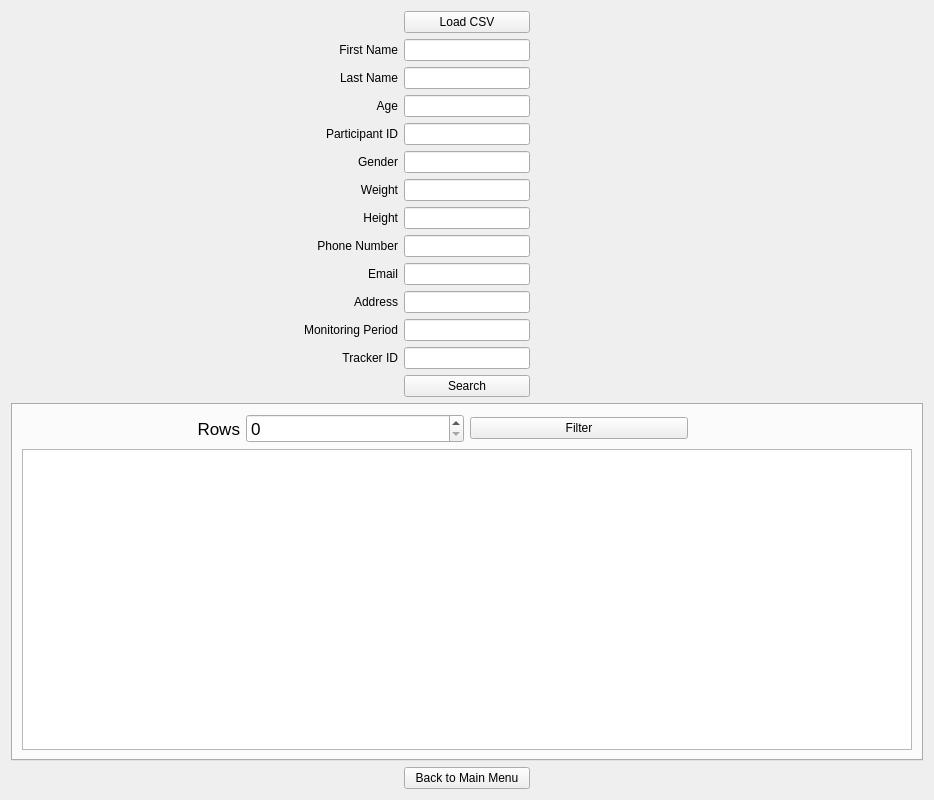
Above: PyQT/Scripts/ViewRecord_2.ui from zakerl/Capstone_Project before the change. Below: the same form after it.
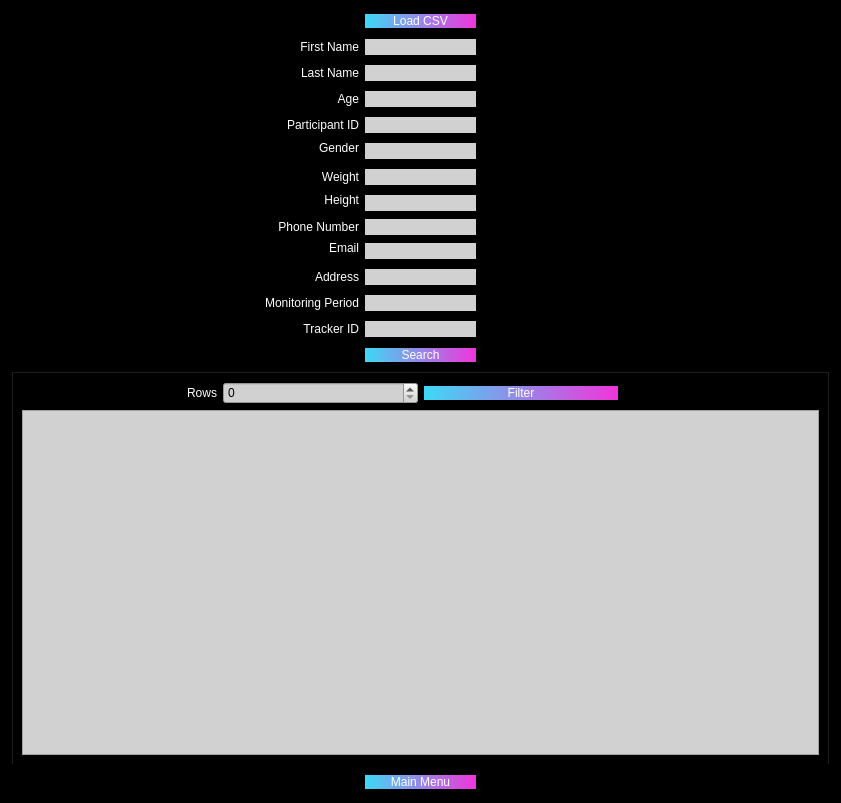
That is the form after the change.

Patch:
```diff
--- a/PyQT/Scripts/ViewRecord_2.ui
+++ b/PyQT/Scripts/ViewRecord_2.ui
@@ -6,105 +6,33 @@
    <rect>
     <x>0</x>
     <y>0</y>
-    <width>934</width>
-    <height>800</height>
+    <width>841</width>
+    <height>803</height>
    </rect>
   </property>
   <property name="windowTitle">
    <string>Record</string>
   </property>
   <property name="styleSheet">
-   <string notr="true"/>
+   <string notr="true">background-color: rgb(0, 0, 0);</string>
   </property>
   <layout class="QGridLayout" name="gridLayout_3">
    <item row="0" column="0">
     <layout class="QGridLayout" name="gridLayout">
-     <item row="13" column="2">
-      <widget class="QLabel" name="label_12">
-       <property name="text">
-        <string>Address</string>
+     <item row="1" column="2">
+      <widget class="QLabel" name="label_2">
+       <property name="styleSheet">
+        <string notr="true">color: rgb(255, 255, 255);</string>
        </property>
-       <property name="alignment">
-        <set>Qt::AlignRight|Qt::AlignTrailing|Qt::AlignVCenter</set>
-       </property>
-      </widget>
-     </item>
-     <item row="13" column="3">
-      <widget class="QLineEdit" name="AddrLabel"/>
-     </item>
-     <item row="11" column="2">
-      <widget class="QLabel" name="label_8">
        <property name="text">
-        <string>Phone Number</string>
+        <string>First Name</string>
        </property>
        <property name="alignment">
         <set>Qt::AlignRight|Qt::AlignTrailing|Qt::AlignVCenter</set>
        </property>
       </widget>
      </item>
-     <item row="8" column="1">
-      <spacer name="horizontalSpacer_7">
-       <property name="orientation">
-        <enum>Qt::Horizontal</enum>
-       </property>
-       <property name="sizeHint" stdset="0">
-        <size>
-         <width>40</width>
-         <height>20</height>
-        </size>
-       </property>
-      </spacer>
-     </item>
-     <item row="16" column="5">
-      <spacer name="horizontalSpacer_29">
-       <property name="orientation">
-        <enum>Qt::Horizontal</enum>
-       </property>
-       <property name="sizeHint" stdset="0">
-        <size>
-         <width>40</width>
-         <height>20</height>
-        </size>
-       </property>
-      </spacer>
-     </item>
-     <item row="10" column="6" rowspan="2">
-      <spacer name="horizontalSpacer_15">
-       <property name="orientation">
-        <enum>Qt::Horizontal</enum>
-       </property>
-       <property name="sizeHint" stdset="0">
-        <size>
-         <width>40</width>
-         <height>20</height>
-        </size>
-       </property>
-      </spacer>
-     </item>
-     <item row="18" column="2">
-      <spacer name="horizontalSpacer_23">
-       <property name="orientation">
-        <enum>Qt::Horizontal</enum>
-       </property>
-       <property name="sizeHint" stdset="0">
-        <size>
-         <width>40</width>
-         <height>20</height>
-        </size>
-       </property>
-      </spacer>
-     </item>
-     <item row="10" column="2">
-      <widget class="QLabel" name="label_7">
-       <property name="text">
-        <string>Height</string>
-       </property>
-       <property name="alignment">
-        <set>Qt::AlignRight|Qt::AlignTrailing|Qt::AlignVCenter</set>
-       </property>
-      </widget>
-     </item>
-     <item row="5" column="6">
+     <item row="3" column="6">
       <spacer name="horizontalSpacer_9">
        <property name="orientation">
         <enum>Qt::Horizontal</enum>
@@ -117,39 +45,31 @@
        </property>
       </spacer>
      </item>
-     <item row="2" column="3">
-      <widget class="QLineEdit" name="FirstNameLabel"/>
-     </item>
-     <item row="14" column="6">
-      <spacer name="horizontalSpacer_19">
-       <property name="orientation">
-        <enum>Qt::Horizontal</enum>
+     <item row="13" column="3">
+      <widget class="QLineEdit" name="AddrLabel">
+       <property name="styleSheet">
+        <string notr="true">background-color: rgb(209, 209, 209);
+border-radius: 11px;</string>
        </property>
-       <property name="sizeHint" stdset="0">
-        <size>
-         <width>40</width>
-         <height>20</height>
-        </size>
+       <property name="alignment">
+        <set>Qt::AlignCenter</set>
        </property>
-      </spacer>
+      </widget>
      </item>
-     <item row="15" column="0">
-      <spacer name="horizontalSpacer_26">
-       <property name="orientation">
-        <enum>Qt::Horizontal</enum>
+     <item row="3" column="2">
+      <widget class="QLabel" name="label_5">
+       <property name="styleSheet">
+        <string notr="true">color: rgb(255, 255, 255);</string>
        </property>
-       <property name="sizeHint" stdset="0">
-        <size>
-         <width>40</width>
-         <height>20</height>
-        </size>
+       <property name="text">
+        <string>Age</string>
        </property>
-      </spacer>
+       <property name="alignment">
+        <set>Qt::AlignRight|Qt::AlignTrailing|Qt::AlignVCenter</set>
+       </property>
+      </widget>
      </item>
-     <item row="14" column="3">
-      <widget class="QLineEdit" name="MonitorPeriodLabel"/>
-     </item>
-     <item row="16" column="0">
+     <item row="17" column="0">
       <spacer name="horizontalSpacer_28">
        <property name="orientation">
         <enum>Qt::Horizontal</enum>
@@ -162,77 +82,82 @@
        </property>
       </spacer>
      </item>
-     <item row="4" column="2">
-      <widget class="QLabel" name="label_10">
-       <property name="text">
-        <string>Last Name</string>
-       </property>
-       <property name="alignment">
-        <set>Qt::AlignRight|Qt::AlignTrailing|Qt::AlignVCenter</set>
-       </property>
-      </widget>
-     </item>
      <item row="8" column="2">
-      <widget class="QLabel" name="label_4">
+      <widget class="QLabel" name="label_7">
+       <property name="styleSheet">
+        <string notr="true">color: rgb(255, 255, 255);</string>
+       </property>
        <property name="text">
-        <string>Gender</string>
+        <string>Height</string>
        </property>
        <property name="alignment">
         <set>Qt::AlignRight|Qt::AlignTrailing|Qt::AlignVCenter</set>
        </property>
       </widget>
      </item>
+     <item row="1" column="3">
+      <widget class="QLineEdit" name="FirstNameLabel">
+       <property name="styleSheet">
+        <string notr="true">background-color: rgb(209, 209, 209);
+border-radius: 11px;</string>
+       </property>
+       <property name="alignment">
+        <set>Qt::AlignCenter</set>
+       </property>
+      </widget>
+     </item>
+     <item row="4" column="1">
+      <spacer name="horizontalSpacer_6">
+       <property name="orientation">
+        <enum>Qt::Horizontal</enum>
+       </property>
+       <property name="sizeHint" stdset="0">
+        <size>
+         <width>40</width>
+         <height>20</height>
+        </size>
+       </property>
+      </spacer>
+     </item>
+     <item row="9" column="6" rowspan="2">
+      <spacer name="horizontalSpacer_15">
+       <property name="orientation">
+        <enum>Qt::Horizontal</enum>
+       </property>
+       <property name="sizeHint" stdset="0">
+        <size>
+         <width>40</width>
+         <height>20</height>
+        </size>
+       </property>
+      </spacer>
+     </item>
      <item row="7" column="3">
-      <widget class="QLineEdit" name="PIDLabel"/>
-     </item>
-     <item row="14" column="2">
-      <widget class="QLabel" name="label_13">
-       <property name="text">
-        <string>Monitoring Period</string>
+      <widget class="QLineEdit" name="WeightLabel">
+       <property name="styleSheet">
+        <string notr="true">background-color: rgb(209, 209, 209);
+border-radius: 11px;</string>
        </property>
        <property name="alignment">
-        <set>Qt::AlignRight|Qt::AlignTrailing|Qt::AlignVCenter</set>
+        <set>Qt::AlignCenter</set>
        </property>
       </widget>
      </item>
-     <item row="2" column="2">
-      <widget class="QLabel" name="label_2">
-       <property name="text">
-        <string>First Name</string>
-       </property>
-       <property name="alignment">
-        <set>Qt::AlignRight|Qt::AlignTrailing|Qt::AlignVCenter</set>
-       </property>
-      </widget>
-     </item>
-     <item row="15" column="5">
-      <spacer name="horizontalSpacer_27">
-       <property name="orientation">
-        <enum>Qt::Horizontal</enum>
-       </property>
-       <property name="sizeHint" stdset="0">
-        <size>
-         <width>40</width>
-         <height>20</height>
-        </size>
-       </property>
-      </spacer>
-     </item>
-     <item row="12" column="3">
-      <widget class="QLineEdit" name="EmailLabel"/>
-     </item>
      <item row="5" column="2">
-      <widget class="QLabel" name="label_5">
+      <widget class="QLabel" name="label_4">
+       <property name="styleSheet">
+        <string notr="true">color: rgb(255, 255, 255);</string>
+       </property>
        <property name="text">
-        <string>Age</string>
+        <string>Gender</string>
        </property>
        <property name="alignment">
         <set>Qt::AlignRight|Qt::AlignTrailing|Qt::AlignVCenter</set>
        </property>
       </widget>
      </item>
-     <item row="18" column="6">
-      <spacer name="horizontalSpacer_22">
+     <item row="0" column="1" colspan="2">
+      <spacer name="horizontalSpacer_3">
        <property name="orientation">
         <enum>Qt::Horizontal</enum>
        </property>
@@ -244,18 +169,8 @@
        </property>
       </spacer>
      </item>
-     <item row="12" column="2">
-      <widget class="QLabel" name="label_11">
-       <property name="text">
-        <string>Email</string>
-       </property>
-       <property name="alignment">
-        <set>Qt::AlignRight|Qt::AlignTrailing|Qt::AlignVCenter</set>
-       </property>
-      </widget>
-     </item>
-     <item row="7" column="6">
-      <spacer name="horizontalSpacer_8">
+     <item row="5" column="1" rowspan="2">
+      <spacer name="horizontalSpacer_7">
        <property name="orientation">
         <enum>Qt::Horizontal</enum>
        </property>
@@ -267,47 +182,43 @@
        </property>
       </spacer>
      </item>
-     <item row="2" column="6">
-      <spacer name="horizontalSpacer_11">
-       <property name="orientation">
-        <enum>Qt::Horizontal</enum>
+     <item row="0" column="3">
+      <widget class="QPushButton" name="ButtonOpen">
+       <property name="styleSheet">
+        <string notr="true">background-color: qlineargradient(spread:pad, x1:0, y1:0, x2:1, y2:0, stop:0 rgba(61, 217, 245, 255), stop:1 rgba(240, 53, 218, 255));
+font: 9pt &quot;Microsoft YaHei UI&quot;;
+color: rgb(255, 255, 255);
+border-style: solid;
+border-radius: 15px;</string>
        </property>
-       <property name="sizeHint" stdset="0">
-        <size>
-         <width>40</width>
-         <height>20</height>
-        </size>
+       <property name="text">
+        <string>Load CSV</string>
        </property>
-      </spacer>
+      </widget>
      </item>
-     <item row="8" column="3">
-      <widget class="QLineEdit" name="GenderLabel"/>
-     </item>
-     <item row="4" column="6">
-      <spacer name="horizontalSpacer_24">
-       <property name="orientation">
-        <enum>Qt::Horizontal</enum>
+     <item row="15" column="2">
+      <widget class="QLabel" name="label_9">
+       <property name="styleSheet">
+        <string notr="true">color: rgb(255, 255, 255);</string>
        </property>
-       <property name="sizeHint" stdset="0">
-        <size>
-         <width>40</width>
-         <height>20</height>
-        </size>
+       <property name="text">
+        <string>Tracker ID</string>
        </property>
-      </spacer>
+       <property name="alignment">
+        <set>Qt::AlignRight|Qt::AlignTrailing|Qt::AlignVCenter</set>
+       </property>
+      </widget>
      </item>
-     <item row="8" column="6" rowspan="2">
-      <spacer name="horizontalSpacer_10">
-       <property name="orientation">
-        <enum>Qt::Horizontal</enum>
+     <item row="11" column="3" rowspan="2">
+      <widget class="QLineEdit" name="EmailLabel">
+       <property name="styleSheet">
+        <string notr="true">background-color: rgb(209, 209, 209);
+border-radius: 11px;</string>
        </property>
-       <property name="sizeHint" stdset="0">
-        <size>
-         <width>40</width>
-         <height>20</height>
-        </size>
+       <property name="alignment">
+        <set>Qt::AlignCenter</set>
        </property>
-      </spacer>
+      </widget>
      </item>
      <item row="12" column="0" rowspan="2">
       <spacer name="horizontalSpacer_16">
@@ -322,11 +233,8 @@
        </property>
       </spacer>
      </item>
-     <item row="9" column="3">
-      <widget class="QLineEdit" name="WeightLabel"/>
-     </item>
-     <item row="4" column="1">
-      <spacer name="horizontalSpacer_25">
+     <item row="19" column="2">
+      <spacer name="horizontalSpacer_23">
        <property name="orientation">
         <enum>Qt::Horizontal</enum>
        </property>
@@ -338,45 +246,7 @@
        </property>
       </spacer>
      </item>
-     <item row="14" column="0">
-      <spacer name="horizontalSpacer_18">
-       <property name="orientation">
-        <enum>Qt::Horizontal</enum>
-       </property>
-       <property name="sizeHint" stdset="0">
-        <size>
-         <width>40</width>
-         <height>20</height>
-        </size>
-       </property>
-      </spacer>
-     </item>
-     <item row="7" column="1">
-      <spacer name="horizontalSpacer_6">
-       <property name="orientation">
-        <enum>Qt::Horizontal</enum>
-       </property>
-       <property name="sizeHint" stdset="0">
-        <size>
-         <width>40</width>
-         <height>20</height>
-        </size>
-       </property>
-      </spacer>
-     </item>
-     <item row="10" column="3">
-      <widget class="QLineEdit" name="HeightLabel"/>
-     </item>
-     <item row="4" column="3">
-      <widget class="QLineEdit" name="LastNameLabel"/>
-     </item>
-     <item row="11" column="3">
-      <widget class="QLineEdit" name="PhnNumberLabel"/>
-     </item>
-     <item row="15" column="3">
-      <widget class="QLineEdit" name="TrackerLabel"/>
-     </item>
-     <item row="17" column="0" colspan="7">
+     <item row="18" column="0" colspan="7">
       <widget class="QTabWidget" name="tabWidget">
        <property name="font">
         <font>
@@ -405,6 +275,9 @@
            <property name="layoutDirection">
             <enum>Qt::LeftToRight</enum>
            </property>
+           <property name="styleSheet">
+            <string notr="true">color: rgb(255, 255, 255);</string>
+           </property>
            <property name="text">
             <string>Rows</string>
            </property>
@@ -414,29 +287,193 @@
           </widget>
          </item>
          <item row="0" column="2">
-          <widget class="QSpinBox" name="spinBox"/>
+          <widget class="QSpinBox" name="spinBox">
+           <property name="styleSheet">
+            <string notr="true">background-color: rgb(209, 209, 209);</string>
+           </property>
+          </widget>
          </item>
          <item row="0" column="3">
           <widget class="QPushButton" name="BtnDescribe">
            <property name="font">
             <font>
+             <family>Microsoft YaHei UI</family>
              <pointsize>9</pointsize>
+             <italic>false</italic>
+             <bold>false</bold>
             </font>
            </property>
+           <property name="styleSheet">
+            <string notr="true">background-color: qlineargradient(spread:pad, x1:0, y1:0, x2:1, y2:0, stop:0 rgba(61, 217, 245, 255), stop:1 rgba(240, 53, 218, 255));
+font: 9pt &quot;Microsoft YaHei UI&quot;;
+color: rgb(255, 255, 255);
+border-style: solid;
+border-radius: 15px;</string>
+           </property>
            <property name="text">
             <string>Filter</string>
            </property>
           </widget>
          </item>
          <item row="2" column="1" colspan="4">
-          <widget class="QTableWidget" name="tableWidget"/>
+          <widget class="QTableWidget" name="tableWidget">
+           <property name="styleSheet">
+            <string notr="true">background-color: rgb(209, 209, 209);</string>
+           </property>
+          </widget>
          </item>
         </layout>
        </widget>
       </widget>
      </item>
-     <item row="7" column="2">
+     <item row="15" column="5">
+      <spacer name="horizontalSpacer_27">
+       <property name="orientation">
+        <enum>Qt::Horizontal</enum>
+       </property>
+       <property name="sizeHint" stdset="0">
+        <size>
+         <width>40</width>
+         <height>20</height>
+        </size>
+       </property>
+      </spacer>
+     </item>
+     <item row="4" column="6">
+      <spacer name="horizontalSpacer_8">
+       <property name="orientation">
+        <enum>Qt::Horizontal</enum>
+       </property>
+       <property name="sizeHint" stdset="0">
+        <size>
+         <width>40</width>
+         <height>20</height>
+        </size>
+       </property>
+      </spacer>
+     </item>
+     <item row="3" column="1">
+      <spacer name="horizontalSpacer_5">
+       <property name="orientation">
+        <enum>Qt::Horizontal</enum>
+       </property>
+       <property name="sizeHint" stdset="0">
+        <size>
+         <width>40</width>
+         <height>20</height>
+        </size>
+       </property>
+      </spacer>
+     </item>
+     <item row="14" column="2">
+      <widget class="QLabel" name="label_13">
+       <property name="styleSheet">
+        <string notr="true">color: rgb(255, 255, 255);</string>
+       </property>
+       <property name="text">
+        <string>Monitoring Period</string>
+       </property>
+       <property name="alignment">
+        <set>Qt::AlignRight|Qt::AlignTrailing|Qt::AlignVCenter</set>
+       </property>
+      </widget>
+     </item>
+     <item row="0" column="4">
+      <spacer name="horizontalSpacer">
+       <property name="orientation">
+        <enum>Qt::Horizontal</enum>
+       </property>
+       <property name="sizeHint" stdset="0">
+        <size>
+         <width>40</width>
+         <height>20</height>
+        </size>
+       </property>
+      </spacer>
+     </item>
+     <item row="17" column="5">
+      <spacer name="horizontalSpacer_29">
+       <property name="orientation">
+        <enum>Qt::Horizontal</enum>
+       </property>
+       <property name="sizeHint" stdset="0">
+        <size>
+         <width>40</width>
+         <height>20</height>
+        </size>
+       </property>
+      </spacer>
+     </item>
+     <item row="2" column="1">
+      <spacer name="horizontalSpacer_25">
+       <property name="orientation">
+        <enum>Qt::Horizontal</enum>
+       </property>
+       <property name="sizeHint" stdset="0">
+        <size>
+         <width>40</width>
+         <height>20</height>
+        </size>
+       </property>
+      </spacer>
+     </item>
+     <item row="13" column="2">
+      <widget class="QLabel" name="label_12">
+       <property name="styleSheet">
+        <string notr="true">color: rgb(255, 255, 255);</string>
+       </property>
+       <property name="text">
+        <string>Address</string>
+       </property>
+       <property name="alignment">
+        <set>Qt::AlignRight|Qt::AlignTrailing|Qt::AlignVCenter</set>
+       </property>
+      </widget>
+     </item>
+     <item row="14" column="6">
+      <spacer name="horizontalSpacer_19">
+       <property name="orientation">
+        <enum>Qt::Horizontal</enum>
+       </property>
+       <property name="sizeHint" stdset="0">
+        <size>
+         <width>40</width>
+         <height>20</height>
+        </size>
+       </property>
+      </spacer>
+     </item>
+     <item row="1" column="1">
+      <spacer name="horizontalSpacer_4">
+       <property name="orientation">
+        <enum>Qt::Horizontal</enum>
+       </property>
+       <property name="sizeHint" stdset="0">
+        <size>
+         <width>40</width>
+         <height>20</height>
+        </size>
+       </property>
+      </spacer>
+     </item>
+     <item row="6" column="6" rowspan="2">
+      <spacer name="horizontalSpacer_10">
+       <property name="orientation">
+        <enum>Qt::Horizontal</enum>
+       </property>
+       <property name="sizeHint" stdset="0">
+        <size>
+         <width>40</width>
+         <height>20</height>
+        </size>
+       </property>
+      </spacer>
+     </item>
+     <item row="4" column="2">
       <widget class="QLabel" name="label_3">
+       <property name="styleSheet">
+        <string notr="true">color: rgb(255, 255, 255);</string>
+       </property>
        <property name="text">
         <string>Participant ID</string>
        </property>
@@ -445,8 +482,166 @@
        </property>
       </widget>
      </item>
-     <item row="9" column="2">
+     <item row="11" column="2">
+      <widget class="QLabel" name="label_11">
+       <property name="styleSheet">
+        <string notr="true">color: rgb(255, 255, 255);</string>
+       </property>
+       <property name="text">
+        <string>Email</string>
+       </property>
+       <property name="alignment">
+        <set>Qt::AlignRight|Qt::AlignTrailing|Qt::AlignVCenter</set>
+       </property>
+      </widget>
+     </item>
+     <item row="10" column="3">
+      <widget class="QLineEdit" name="PhnNumberLabel">
+       <property name="styleSheet">
+        <string notr="true">background-color: rgb(209, 209, 209);
+border-radius: 11px;</string>
+       </property>
+       <property name="alignment">
+        <set>Qt::AlignCenter</set>
+       </property>
+      </widget>
+     </item>
+     <item row="2" column="2">
+      <widget class="QLabel" name="label_10">
+       <property name="styleSheet">
+        <string notr="true">color: rgb(255, 255, 255);</string>
+       </property>
+       <property name="text">
+        <string>Last Name</string>
+       </property>
+       <property name="alignment">
+        <set>Qt::AlignRight|Qt::AlignTrailing|Qt::AlignVCenter</set>
+       </property>
+      </widget>
+     </item>
+     <item row="2" column="6">
+      <spacer name="horizontalSpacer_24">
+       <property name="orientation">
+        <enum>Qt::Horizontal</enum>
+       </property>
+       <property name="sizeHint" stdset="0">
+        <size>
+         <width>40</width>
+         <height>20</height>
+        </size>
+       </property>
+      </spacer>
+     </item>
+     <item row="5" column="3" rowspan="2">
+      <widget class="QLineEdit" name="GenderLabel">
+       <property name="styleSheet">
+        <string notr="true">background-color: rgb(209, 209, 209);
+border-radius: 11px;</string>
+       </property>
+       <property name="alignment">
+        <set>Qt::AlignCenter</set>
+       </property>
+      </widget>
+     </item>
+     <item row="4" column="3">
+      <widget class="QLineEdit" name="PIDLabel">
+       <property name="styleSheet">
+        <string notr="true">background-color: rgb(209, 209, 209);
+border-radius: 11px;</string>
+       </property>
+       <property name="alignment">
+        <set>Qt::AlignCenter</set>
+       </property>
+      </widget>
+     </item>
+     <item row="14" column="0">
+      <spacer name="horizontalSpacer_18">
+       <property name="orientation">
+        <enum>Qt::Horizontal</enum>
+       </property>
+       <property name="sizeHint" stdset="0">
+        <size>
+         <width>40</width>
+         <height>20</height>
+        </size>
+       </property>
+      </spacer>
+     </item>
+     <item row="14" column="3">
+      <widget class="QLineEdit" name="MonitorPeriodLabel">
+       <property name="styleSheet">
+        <string notr="true">background-color: rgb(209, 209, 209);
+border-radius: 11px;</string>
+       </property>
+       <property name="alignment">
+        <set>Qt::AlignCenter</set>
+       </property>
+      </widget>
+     </item>
+     <item row="2" column="3">
+      <widget class="QLineEdit" name="LastNameLabel">
+       <property name="styleSheet">
+        <string notr="true">background-color: rgb(209, 209, 209);
+border-radius: 11px;</string>
+       </property>
+       <property name="alignment">
+        <set>Qt::AlignCenter</set>
+       </property>
+      </widget>
+     </item>
+     <item row="8" column="3" rowspan="2">
+      <widget class="QLineEdit" name="HeightLabel">
+       <property name="styleSheet">
+        <string notr="true">background-color: rgb(209, 209, 209);
+border-radius: 11px;</string>
+       </property>
+       <property name="alignment">
+        <set>Qt::AlignCenter</set>
+       </property>
+      </widget>
+     </item>
+     <item row="19" column="6">
+      <spacer name="horizontalSpacer_22">
+       <property name="orientation">
+        <enum>Qt::Horizontal</enum>
+       </property>
+       <property name="sizeHint" stdset="0">
+        <size>
+         <width>40</width>
+         <height>20</height>
+        </size>
+       </property>
+      </spacer>
+     </item>
+     <item row="15" column="3">
+      <widget class="QLineEdit" name="TrackerLabel">
+       <property name="styleSheet">
+        <string notr="true">background-color: rgb(209, 209, 209);
+border-radius: 11px;</string>
+       </property>
+       <property name="alignment">
+        <set>Qt::AlignCenter</set>
+       </property>
+      </widget>
+     </item>
+     <item row="10" column="2">
+      <widget class="QLabel" name="label_8">
+       <property name="styleSheet">
+        <string notr="true">color: rgb(255, 255, 255);</string>
+       </property>
+       <property name="text">
+        <string>Phone Number</string>
+       </property>
+       <property name="alignment">
+        <set>Qt::AlignRight|Qt::AlignTrailing|Qt::AlignVCenter</set>
+       </property>
+      </widget>
+     </item>
+     <item row="7" column="2">
       <widget class="QLabel" name="label_6">
+       <property name="styleSheet">
+        <string notr="true">color: rgb(255, 255, 255);</string>
+       </property>
        <property name="text">
         <string>Weight</string>
        </property>
@@ -455,8 +650,19 @@
        </property>
       </widget>
      </item>
-     <item row="2" column="1">
-      <spacer name="horizontalSpacer_4">
+     <item row="3" column="3">
+      <widget class="QLineEdit" name="AgeLabel">
+       <property name="styleSheet">
+        <string notr="true">background-color: rgb(209, 209, 209);
+border-radius: 11px;</string>
+       </property>
+       <property name="alignment">
+        <set>Qt::AlignCenter</set>
+       </property>
+      </widget>
+     </item>
+     <item row="15" column="0">
+      <spacer name="horizontalSpacer_26">
        <property name="orientation">
         <enum>Qt::Horizontal</enum>
        </property>
@@ -468,15 +674,8 @@
        </property>
       </spacer>
      </item>
-     <item row="16" column="3">
-      <widget class="QPushButton" name="ButtonSearch">
-       <property name="text">
-        <string>Search</string>
-       </property>
-      </widget>
-     </item>
-     <item row="0" column="2">
-      <spacer name="horizontalSpacer_3">
+     <item row="7" column="1">
+      <spacer name="horizontalSpacer_14">
        <property name="orientation">
         <enum>Qt::Horizontal</enum>
        </property>
@@ -488,13 +687,6 @@
        </property>
       </spacer>
      </item>
-     <item row="0" column="3">
-      <widget class="QPushButton" name="ButtonOpen">
-       <property name="text">
-        <string>Load CSV</string>
-       </property>
-      </widget>
-     </item>
      <item row="13" column="6">
       <spacer name="horizontalSpacer_17">
        <property name="orientation">
@@ -508,62 +700,44 @@
        </property>
       </spacer>
      </item>
-     <item row="15" column="2">
-      <widget class="QLabel" name="label_9">
+     <item row="1" column="6">
+      <spacer name="horizontalSpacer_11">
+       <property name="orientation">
+        <enum>Qt::Horizontal</enum>
+       </property>
+       <property name="sizeHint" stdset="0">
+        <size>
+         <width>40</width>
+         <height>20</height>
+        </size>
+       </property>
+      </spacer>
+     </item>
+     <item row="17" column="3">
+      <widget class="QPushButton" name="ButtonSearch">
+       <property name="styleSheet">
+        <string notr="true">background-color: qlineargradient(spread:pad, x1:0, y1:0, x2:1, y2:0, stop:0 rgba(61, 217, 245, 255), stop:1 rgba(240, 53, 218, 255));
+font: 9pt &quot;Microsoft YaHei UI&quot;;
+color: rgb(255, 255, 255);
+border-style: solid;
+border-radius: 15px;</string>
+       </property>
        <property name="text">
-        <string>Tracker ID</string>
-       </property>
-       <property name="alignment">
-        <set>Qt::AlignRight|Qt::AlignTrailing|Qt::AlignVCenter</set>
+        <string>Search</string>
        </property>
       </widget>
      </item>
-     <item row="5" column="3">
-      <widget class="QLineEdit" name="AgeLabel"/>
-     </item>
-     <item row="5" column="1">
-      <spacer name="horizontalSpacer_5">
-       <property name="orientation">
-        <enum>Qt::Horizontal</enum>
-       </property>
-       <property name="sizeHint" stdset="0">
-        <size>
-         <width>40</width>
-         <height>20</height>
-        </size>
-       </property>
-      </spacer>
-     </item>
-     <item row="9" column="1">
-      <spacer name="horizontalSpacer_14">
-       <property name="orientation">
-        <enum>Qt::Horizontal</enum>
-       </property>
-       <property name="sizeHint" stdset="0">
-        <size>
-         <width>40</width>
-         <height>20</height>
-        </size>
-       </property>
-      </spacer>
-     </item>
-     <item row="0" column="4">
-      <spacer name="horizontalSpacer">
-       <property name="orientation">
-        <enum>Qt::Horizontal</enum>
-       </property>
-       <property name="sizeHint" stdset="0">
-        <size>
-         <width>40</width>
-         <height>20</height>
-        </size>
-       </property>
-      </spacer>
-     </item>
-     <item row="18" column="3">
+     <item row="19" column="3">
       <widget class="QPushButton" name="MainMenu">
+       <property name="styleSheet">
+        <string notr="true">background-color: qlineargradient(spread:pad, x1:0, y1:0, x2:1, y2:0, stop:0 rgba(61, 217, 245, 255), stop:1 rgba(240, 53, 218, 255));
+font: 9pt &quot;Microsoft YaHei UI&quot;;
+color: rgb(255, 255, 255);
+border-style: solid;
+border-radius: 15px;</string>
+       </property>
        <property name="text">
-        <string>Back to Main Menu</string>
+        <string>Main Menu</string>
        </property>
       </widget>
      </item>
```
